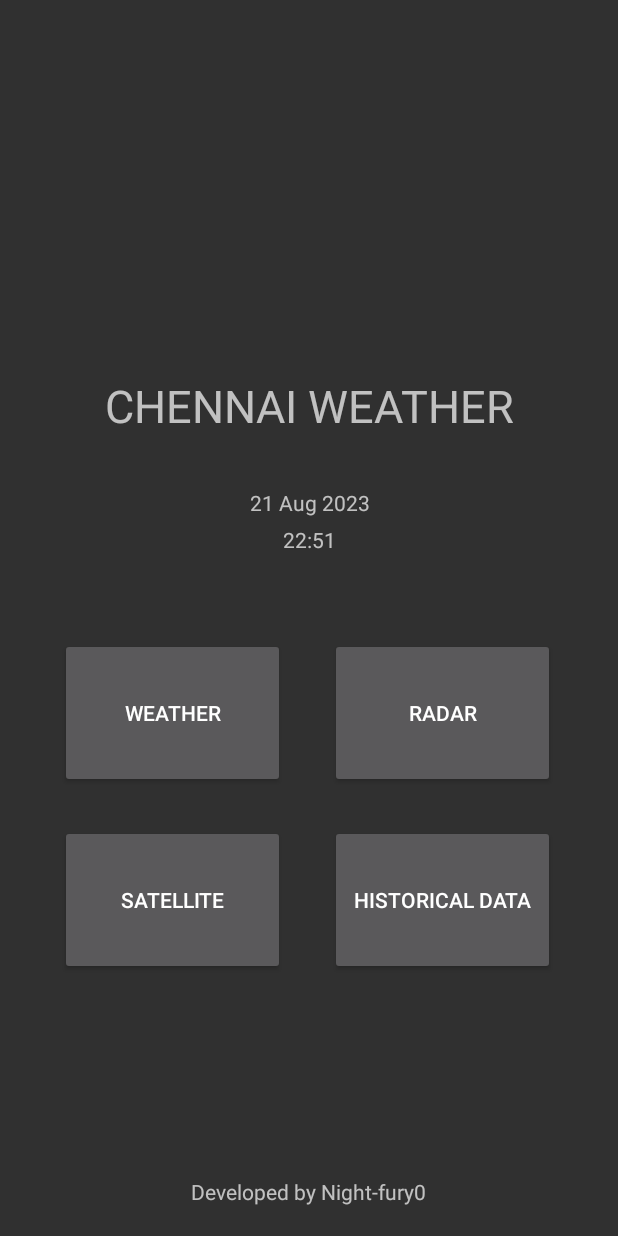
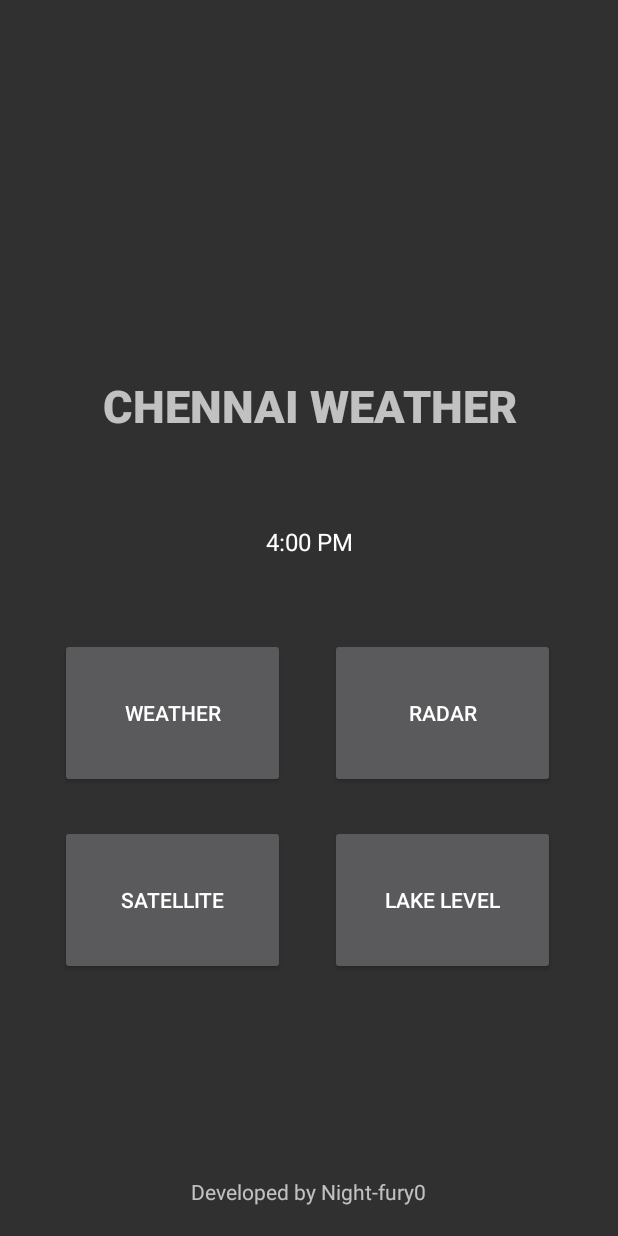
Before and after one commit to Night-fury0/chennai-weather-android-app, an Android app built with Jetpack Compose: the screen it shows after launch (MainActivity), on a phone screen of 412 x 824 dp. Run offline under Robolectric (Android 15) with nearby library versions, the light colour scheme and no system bars.

Commit message:
created lakelevel feature, reduced load on main thread for weather,lakelevel

```diff
--- a/TrialApplication/app/build.gradle.kts
+++ b/TrialApplication/app/build.gradle.kts
@@ -60,9 +60,11 @@ dependencies {
     implementation("io.ktor:ktor-client-cio:2.3.3")
     implementation("androidx.appcompat:appcompat:1.6.1")
     implementation("com.google.android.material:material:1.8.0")
-    implementation("com.google.code.gson:gson:2.8.7")
+    implementation("com.google.code.gson:gson:2.9.1")
     implementation("io.coil-kt:coil:2.4.0")
-    implementation("androidx.constraintlayout:constraintlayout:2.1.4")
+    implementation("org.jsoup:jsoup:1.16.1")
+    implementation("org.jetbrains.kotlinx:kotlinx-coroutines-android:1.7.3")
+    implementation("androidx.lifecycle:lifecycle-runtime-ktx:2.6.1")
     testImplementation("junit:junit:4.13.2")
     androidTestImplementation("androidx.test.ext:junit:1.1.5")
     androidTestImplementation("androidx.test.espresso:espresso-core:3.5.1")
--- a/TrialApplication/app/src/main/AndroidManifest.xml
+++ b/TrialApplication/app/src/main/AndroidManifest.xml
@@ -15,9 +15,13 @@
         android:theme="@style/Theme.TrialApplication"
         tools:targetApi="31">
         <activity
-            android:name=".Satellite"
+            android:name=".LakeLevel"
             android:theme="@style/Theme.AppCompat"
             android:exported="false" />
+        <activity
+            android:name=".Satellite"
+            android:exported="false"
+            android:theme="@style/Theme.AppCompat" />
         <activity
             android:name=".Radar"
             android:exported="false"
--- a/TrialApplication/app/src/main/java/com/example/trialapplication/MainActivity.kt
+++ b/TrialApplication/app/src/main/java/com/example/trialapplication/MainActivity.kt
@@ -13,6 +13,7 @@ class MainActivity : ComponentActivity() {
         val weatherButton = findViewById<Button>(R.id.weatherButton);
         val radarButton = findViewById<Button>(R.id.radarButton);
         val satelliteButton = findViewById<Button>(R.id.satelliteButton);
+        val lakeLevelButton = findViewById<Button>(R.id.lakeLevelButton);
         weatherButton.setOnClickListener{
             val intent = Intent(this, Weather::class.java)
             startActivity(intent)
@@ -25,6 +26,10 @@ class MainActivity : ComponentActivity() {
             val intent = Intent(this, Satellite::class.java)
             startActivity(intent)
         }
+        lakeLevelButton.setOnClickListener{
+            val intent = Intent(this, LakeLevel::class.java)
+            startActivity(intent)
+        }
 
     }
 
--- a/TrialApplication/app/src/main/res/layout/primary.xml
+++ b/TrialApplication/app/src/main/res/layout/primary.xml
@@ -19,6 +19,7 @@
         android:layout_marginTop="250dp"
         android:textAlignment="center"
         android:textSize="30sp"
+        android:fontFamily="sans-serif-black"
         android:text="CHENNAI WEATHER"/>
 
     <ImageView
@@ -29,25 +30,17 @@
         android:layout_marginTop="40dp"
         tools:src="@tools:sample/backgrounds/scenic" />
 
-    <TextView
-        android:id="@+id/currentDate"
-        android:layout_width="wrap_content"
-        android:layout_height="wrap_content"
-        android:layout_marginTop="325dp"
-        android:layout_centerHorizontal="true"
-        android:ems="10"
-        android:textAlignment="center"
-        android:text="21 Aug 2023" />
-
-    <TextView
+    <TextClock
         android:id="@+id/currentTime"
         android:layout_width="wrap_content"
         android:layout_height="wrap_content"
         android:layout_marginTop="350dp"
-        android:layout_centerHorizontal="true"
         android:ems="10"
         android:textAlignment="center"
-        android:text="22:51" />
+        android:timeZone="Asia/Kolkata"
+        android:format24Hour="dd-MMM-yyyy | HH:mm:ss zzz"
+        android:textSize="16sp"
+        android:layout_centerHorizontal="true" />
 
     <Button
         android:id="@+id/weatherButton"
@@ -63,7 +56,7 @@
         android:layout_height="100dp"
         android:layout_marginStart="220dp"
         android:layout_marginTop="425dp"
-        android:text="Radar" />
+        android:text="RADAR" />
 
     <Button
         android:id="@+id/satelliteButton"
@@ -71,15 +64,15 @@
         android:layout_height="100dp"
         android:layout_marginStart="40dp"
         android:layout_marginTop="550dp"
-        android:text="Satellite" />
+        android:text="SATELLITE" />
 
     <Button
-        android:id="@+id/newsButton"
+        android:id="@+id/lakeLevelButton"
         android:layout_width="150dp"
         android:layout_height="100dp"
         android:layout_marginStart="220dp"
         android:layout_marginTop="550dp"
-        android:text="Historical Data" />
+        android:text="LAKE LEVEL" />
 
 
     <TextView
@@ -95,4 +88,6 @@
         android:text="Developed by Night-fury0"
         android:textAlignment="center" />
 
+
+
 </RelativeLayout>
```
Also changed, not shown: TrialApplication/app/src/main/java/com/example/trialapplication/LakeLevel.kt (added, +58 -0 lines), TrialApplication/app/src/main/java/com/example/trialapplication/Response.kt (+6 -6 lines), TrialApplication/app/src/main/java/com/example/trialapplication/Weather.kt (+27 -23 lines), TrialApplication/app/src/main/res/layout/lake_level.xml (added, +36 -0 lines), TrialApplication/app/src/main/res/layout/weather.xml (+9 -21 lines).
